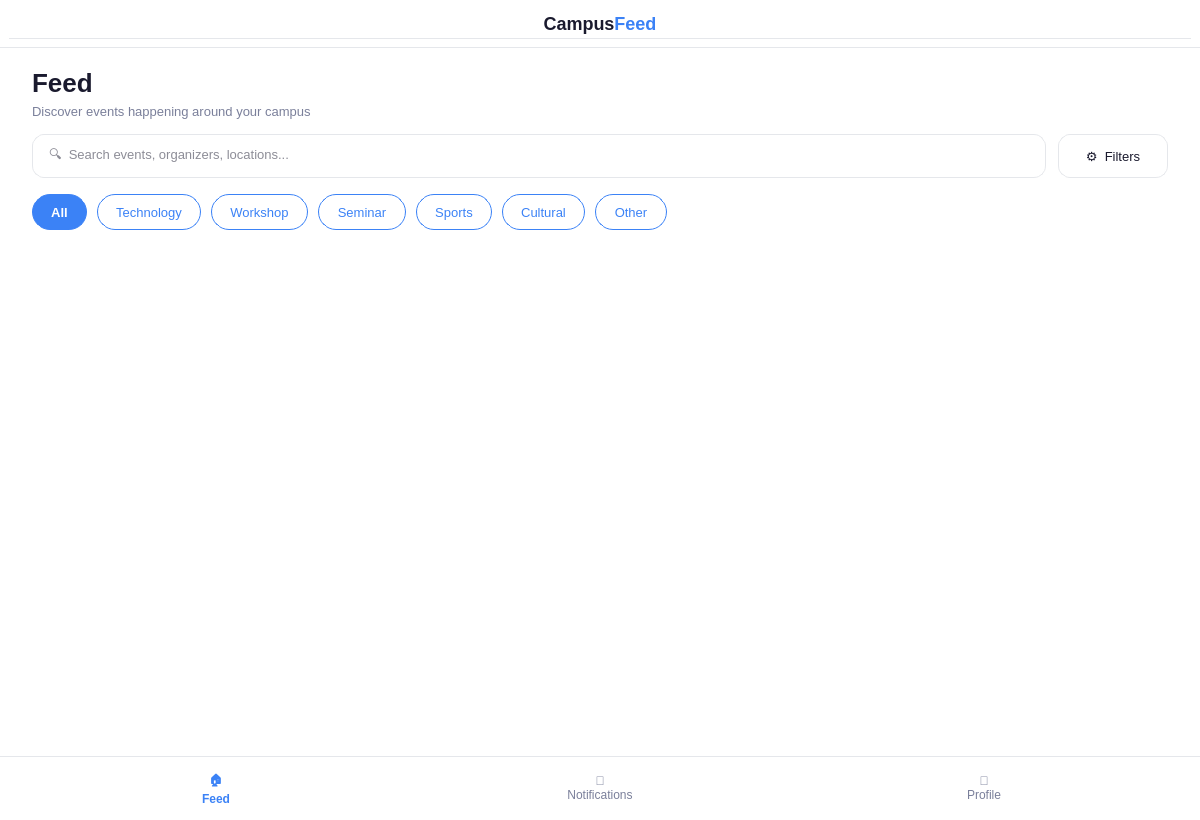
Old version of the form Client/CampusFeedClient/DashboardPage.ui in the repository RiddhamAcharya/CampusFeed.
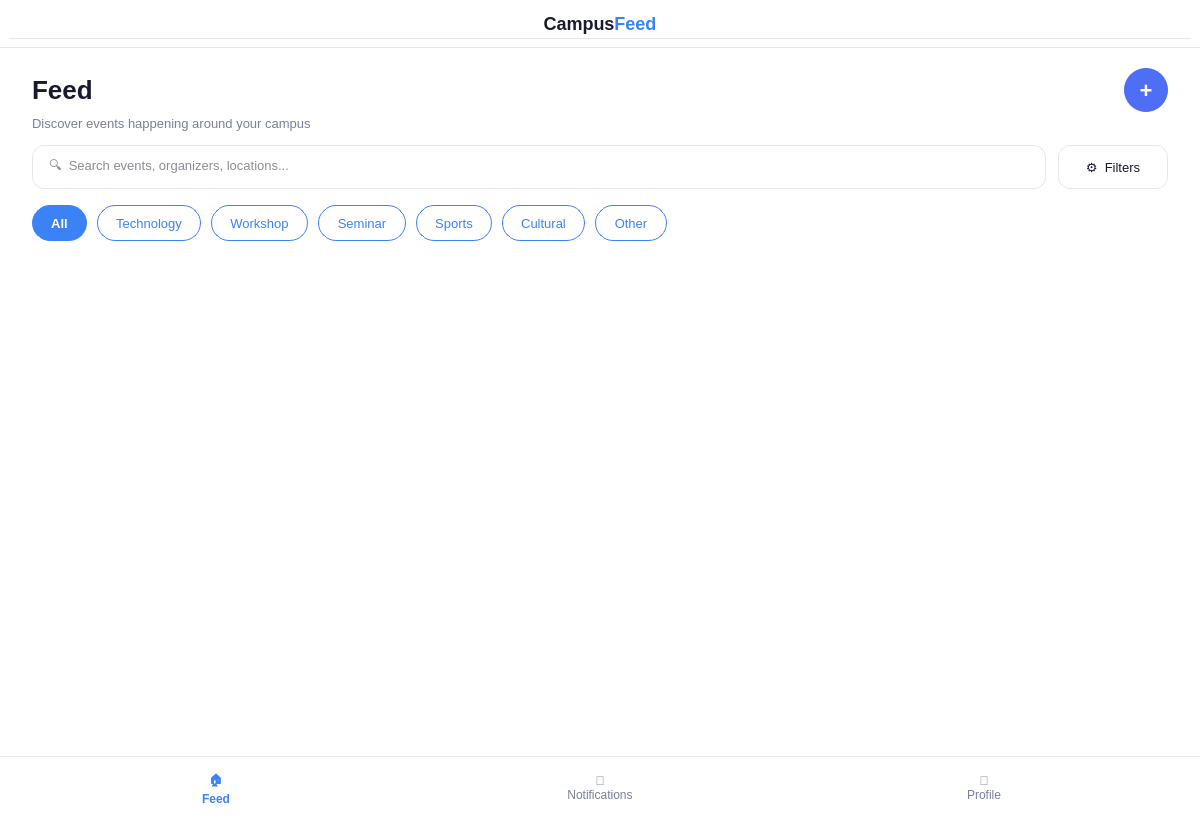
New version of the form.

Commit message: Added CreatePage Events for organizers

```diff
--- a/Client/CampusFeedClient/DashboardPage.ui
+++ b/Client/CampusFeedClient/DashboardPage.ui
@@ -100,14 +100,82 @@
        <number>4</number>
       </property>
       <item>
-       <widget class="QLabel" name="pageTitleLabel">
-        <property name="styleSheet">
-         <string notr="true">font-size: 26px; font-weight: 700; color: #1A1A2E;</string>
+       <layout class="QHBoxLayout" name="pageTitleRowLayout">
+        <property name="spacing">
+         <number>12</number>
         </property>
-        <property name="text">
-         <string>Feed</string>
-        </property>
-       </widget>
+        <item>
+         <widget class="QLabel" name="pageTitleLabel">
+          <property name="styleSheet">
+           <string notr="true">font-size: 26px; font-weight: 700; color: #1A1A2E;</string>
+          </property>
+          <property name="text">
+           <string>Feed</string>
+          </property>
+         </widget>
+        </item>
+        <item>
+         <spacer name="pageTitleRowSpacer">
+          <property name="orientation">
+           <enum>Qt::Orientation::Horizontal</enum>
+          </property>
+          <property name="sizeHint" stdset="0">
+           <size>
+            <width>40</width>
+            <height>20</height>
+           </size>
+          </property>
+         </spacer>
+        </item>
+        <item>
+         <widget class="QPushButton" name="createEventButton">
+          <property name="minimumSize">
+           <size>
+            <width>44</width>
+            <height>44</height>
+           </size>
+          </property>
+          <property name="maximumSize">
+           <size>
+            <width>44</width>
+            <height>44</height>
+           </size>
+          </property>
+          <property name="cursor">
+           <cursorShape>PointingHandCursor</cursorShape>
+          </property>
+          <property name="toolTip">
+           <string>Create Event</string>
+          </property>
+          <property name="styleSheet">
+           <string notr="true">QPushButton#createEventButton{
+    background:#4F6EF7;
+    color:white;
+    border:none;
+    border-radius:22px;
+    font-size:22px;
+    font-weight:bold;
+}
+
+QPushButton#createEventButton:hover{
+    background:#3D5CE6;
+}
+
+QPushButton#createEventButton:pressed{
+    background:#2F4ED6;
+}
+
+QPushButton#createEventButton:disabled{
+    background:#D7DCE7;
+    color:#FFFFFF;
+}</string>
+          </property>
+          <property name="text">
+           <string>+</string>
+          </property>
+         </widget>
+        </item>
+       </layout>
       </item>
       <item>
        <widget class="QLabel" name="pageSubtitleLabel">
@@ -411,8 +479,8 @@
        <rect>
         <x>0</x>
         <y>0</y>
-        <width>1183</width>
-        <height>1042</height>
+        <width>1200</width>
+        <height>508</height>
        </rect>
       </property>
       <property name="styleSheet">
```
The commit also changes 11 other files.
